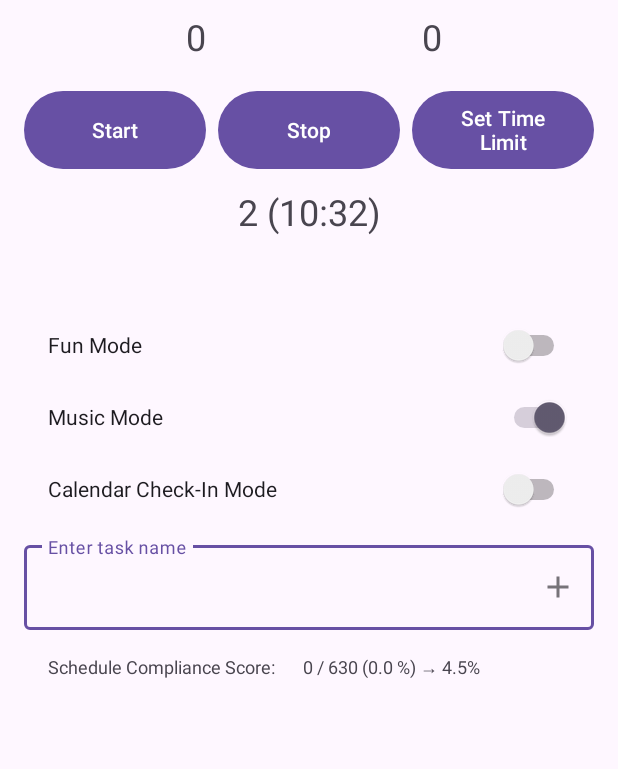
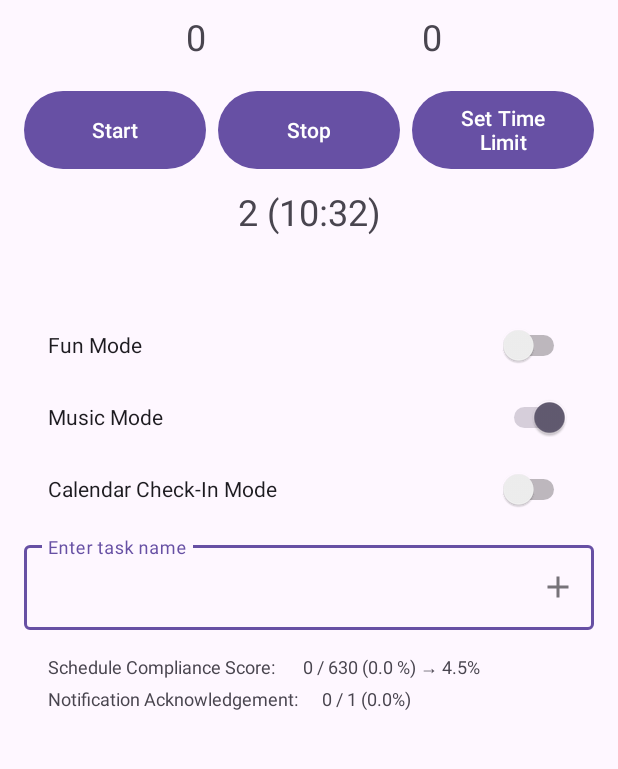
Before and after one commit to aamirza/startlines, an Android app: the screen it shows after launch (MainActivity), after a tap on "Start", on a phone screen of 412 x 824 dp, the part 77-846 px from its top. Run offline under Robolectric (Android 15) with nearby library versions, the phone set to English and light mode, and no system bars.

Commit message:
Created Notification Acknowledgement Score
Created a Notification Acknowledgement button as well as a score to encourage user to focus on starting and keep on going. Also fixed how schedule compliance notification text was truncated.

```diff
--- a/app/src/main/java/com/asmirza/startlines/MainActivity.java
+++ b/app/src/main/java/com/asmirza/startlines/MainActivity.java
@@ -49,6 +49,7 @@ import com.google.gson.reflect.TypeToken;
 
 import java.lang.reflect.Type;
 import java.text.SimpleDateFormat;
+import java.time.LocalDate;
 import java.util.ArrayList;
 import java.util.Arrays;
 import java.util.Calendar;
@@ -118,6 +119,7 @@ public class MainActivity extends AppCompatActivity implements TaskAdapter.TaskA
         setWorkingStatusToFalse();  //  needed for accidental restarts
         clearTimebox();  // needed for accidental restarts
         updateComplianceScore();
+        setNotificationAcknowledgementScore();
         StartlinesManager.sendStartlineMessageToServer(this);
         NotificationHelper.showPermanentNotification(this, getStartlineStatus(), getFunlineStatus());
         //scheduleStartlineChecker(1, "startline");  // for testing, will schedule Startline in 1 minute
@@ -355,6 +357,7 @@ public class MainActivity extends AppCompatActivity implements TaskAdapter.TaskA
         Log.d("ApplifeCycle", "App is resumed, back in foreground");
         loadStatuses();
         updateComplianceScore();
+        setNotificationAcknowledgementScore();
         super.onResume();
     }
 
@@ -441,6 +444,10 @@ public class MainActivity extends AppCompatActivity implements TaskAdapter.TaskA
                         snooze();
                     }
                     break;
+                case "ACTION_ACKNOWLEDGE_TIMER_NOTIFICATION":
+                    Log.d("MainActivity", "Acknowledge button pressed");
+                    incrementNotificationAcknowledgementCount();
+                    break;
             }
         } else {
             Log.d("MainActivity", "onNewIntent called with intent: " + intent.getStringExtra("lineType"));
@@ -456,6 +463,56 @@ public class MainActivity extends AppCompatActivity implements TaskAdapter.TaskA
                 }
             }
         }
+    }
+
+    private void incrementNotificationAcknowledgementCount() {
+        SharedPreferences prefs = getSharedPreferences("sharedPrefs", MODE_PRIVATE);
+        if (!prefs.getBoolean("timerNotificationAcknowledged", false)) {
+            String today = LocalDate.now().toString();
+            String acknowledgementKey = "acknowledged_" + today;
+
+            int count = prefs.getInt(acknowledgementKey, 0);
+            prefs.edit().putInt(acknowledgementKey, count + 1).apply();
+            prefs.edit().putBoolean("timerNotificationAcknowledged", true).apply();
+            setNotificationAcknowledgementScore();
+            Log.d("MainActivity", "Acknowledgement count incremented to: " + (count + 1));
+        }
+    }
+
+    private int getAcknowledgementCount() {
+        SharedPreferences prefs = getSharedPreferences("sharedPrefs", MODE_PRIVATE);
+        String today = LocalDate.now().toString();
+        String acknowledgementKey = "acknowledged_" + today;
+
+        return prefs.getInt(acknowledgementKey, 0);
+    }
+
+    private int getTimesAcknowledgementNotificationShown() {
+        SharedPreferences prefs = getSharedPreferences("sharedPrefs", MODE_PRIVATE);
+        String today = LocalDate.now().toString();
+        String shownKey = "shown_" + today;
+
+        return prefs.getInt(shownKey, 0);
+    }
+
+    private double getAcknowledgementPercentage() {
+        int count = getAcknowledgementCount();
+        int total = getTimesAcknowledgementNotificationShown();
+
+        if (total == 0) {
+            return 0;
+        }
+
+        return ((double) count / total) * 100;
+    }
+
+    private void setNotificationAcknowledgementScore() {
+        int shown = getTimesAcknowledgementNotificationShown();
+        int acknowledged = getAcknowledgementCount();
+        double percentage = getAcknowledgementPercentage();
+
+        TextView notificationScore = findViewById(R.id.notificationScore);
+        notificationScore.setText(acknowledged + " / " + shown + " (" + String.format("%.1f", percentage) + "%)");
     }
 
     public void saveStatuses(String startlineStatus, String funlineStatus, String taskName, boolean funMode, boolean musicMode, boolean calendarMode, Set<String> tasks) {
@@ -945,6 +1002,7 @@ public class MainActivity extends AppCompatActivity implements TaskAdapter.TaskA
         Log.d("Timebox", "Timebox started for " + currentTimeboxDuration + " minutes, ending at " + endTimeFormatted);
 
         openCalendarIfCheckInModeOn();
+        setNotificationAcknowledgementScore();
 
         // Set Startlines to "1" after timebox completion and start the new timebox
 
--- a/app/src/main/java/com/asmirza/startlines/NotificationHelper.java
+++ b/app/src/main/java/com/asmirza/startlines/NotificationHelper.java
@@ -7,6 +7,7 @@ import android.app.NotificationManager;
 import android.app.PendingIntent;
 import android.content.Context;
 import android.content.Intent;
+import android.content.SharedPreferences;
 import android.content.pm.PackageManager;
 import android.util.Log;
 
@@ -14,6 +15,8 @@ import androidx.core.app.ActivityCompat;
 import androidx.core.app.NotificationCompat;
 import androidx.core.app.NotificationManagerCompat;
 import androidx.core.content.ContextCompat;
+
+import java.time.LocalDate;
 
 public class NotificationHelper {
 
@@ -160,6 +163,15 @@ public class NotificationHelper {
                 PendingIntent.FLAG_UPDATE_CURRENT | PendingIntent.FLAG_IMMUTABLE
         );
 
+        Intent acknowledgeIntent = new Intent(context, MainActivity.class);
+        acknowledgeIntent.setAction("ACTION_ACKNOWLEDGE_TIMER_NOTIFICATION");
+        PendingIntent acknowledgePendingIntent = PendingIntent.getActivity(
+                context,
+                7256321,
+                acknowledgeIntent,
+                PendingIntent.FLAG_UPDATE_CURRENT | PendingIntent.FLAG_IMMUTABLE
+        );
+
         StringBuilder contextText = new StringBuilder();
         contextText.append(minutesRunning)
                 .append(" minutes ")
@@ -177,6 +189,9 @@ public class NotificationHelper {
                 .setContentTitle("Timer Running")
                 .setContentText(contextText.toString())
                 .addAction(R.drawable.ic_launcher_foreground, "Stop Timer", stopTimerPendingIntent)
+                .addAction(R.drawable.ic_launcher_foreground, "Acknowledge", acknowledgePendingIntent)
+                .setStyle(new NotificationCompat.BigTextStyle()
+                        .bigText(contextText.toString()))
                 .setPriority(NotificationCompat.PRIORITY_DEFAULT);
 
         if (android.os.Build.VERSION.SDK_INT >= android.os.Build.VERSION_CODES.TIRAMISU &&
@@ -185,6 +200,13 @@ public class NotificationHelper {
             Log.w("NotificationHelper", "Notification permission not granted");
             return; // Don't proceed if permission is not granted
         }
+
+        SharedPreferences prefs = context.getSharedPreferences("sharedPrefs", Context.MODE_PRIVATE);
+        String today = LocalDate.now().toString();
+        String shownKey = "shown_" + today;
+        int currentTimesShown = prefs.getInt(shownKey, 0);
+        prefs.edit().putInt(shownKey, currentTimesShown + 1).apply();
+        prefs.edit().putBoolean("timerNotificationAcknowledged", false).apply();
 
         NotificationManagerCompat.from(context).notify(TIMER_NOTIFICATION_ID, builder.build());
     }
--- a/app/src/main/res/layout/activity_main.xml
+++ b/app/src/main/res/layout/activity_main.xml
@@ -222,7 +222,7 @@
         app:layout_constraintBottom_toBottomOf="parent"
         app:layout_constraintEnd_toEndOf="parent"
         app:layout_constraintStart_toStartOf="parent"
-        app:layout_constraintTop_toBottomOf="@+id/complianceScoreText"
+        app:layout_constraintTop_toBottomOf="@+id/notificationScoreText"
         tools:listitem="@layout/task_item" />
 
     <TextView
@@ -246,4 +246,25 @@
         app:layout_constraintStart_toEndOf="@+id/complianceScoreText"
         app:layout_constraintTop_toTopOf="@+id/complianceScoreText" />
 
+    <TextView
+        android:id="@+id/notificationScoreText"
+        android:layout_width="wrap_content"
+        android:layout_height="wrap_content"
+        android:layout_marginStart="32dp"
+        android:layout_marginTop="4dp"
+        android:text="Notification Acknowledgement:"
+        android:textSize="12sp"
+        app:layout_constraintStart_toStartOf="parent"
+        app:layout_constraintTop_toBottomOf="@+id/complianceScore" />
+
+    <TextView
+        android:id="@+id/notificationScore"
+        android:layout_width="wrap_content"
+        android:layout_height="wrap_content"
+        android:layout_marginStart="16dp"
+        android:text="0 / 0 (0%)"
+        android:textSize="12sp"
+        app:layout_constraintStart_toEndOf="@+id/notificationScoreText"
+        app:layout_constraintTop_toTopOf="@+id/notificationScoreText" />
+
 </androidx.constraintlayout.widget.ConstraintLayout>
```
